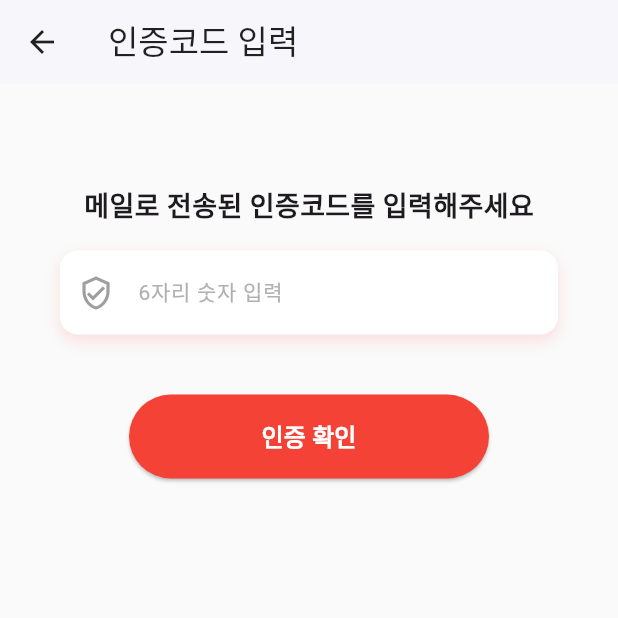
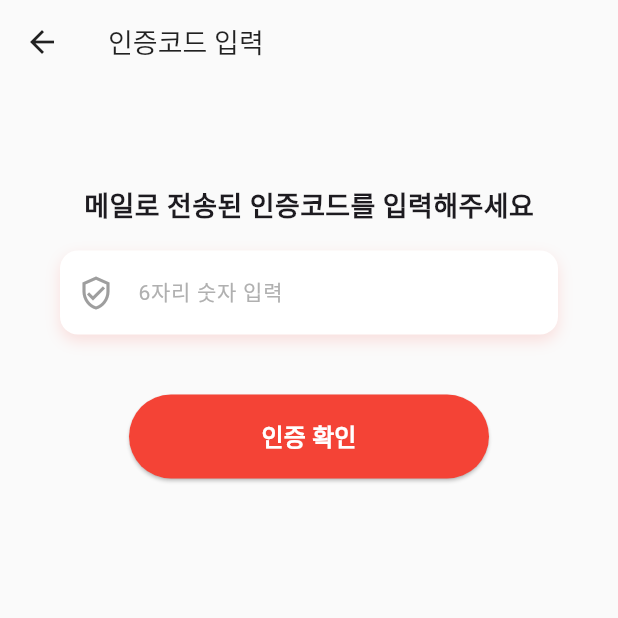
Before and after one commit to ResQ-404Found/ResQ-Frontend, a Flutter app: the PasswordResetVerifyPage screen opened directly with empty values, on a phone screen of 412 x 824 dp, the top half of it. Run offline on Flutter 3.47's test engine with Material 3 defaults, Android fonts, the phone set to English and light mode, and no system bars; our stand-ins replace firebase_core, firebase_messaging, flutter_local_notifications, flutter_secure_storage, geolocator, image_picker and 1 more; missing offline and left inert: flutter_naver_map; accounts and stored records are empty.

Commit message:
Fix : 앱바 모양 개선

```diff
--- a/lib/pages/password_reset_new_page.dart
+++ b/lib/pages/password_reset_new_page.dart
@@ -77,8 +77,7 @@ class _PasswordResetNewPageState extends State<PasswordResetNewPage> {
       backgroundColor: const Color(0xFFFAFAFA),
       appBar: AppBar(
         title: const Text("새 비밀번호 설정", style: TextStyle(color: Colors.black87,fontSize: 18)),
-        backgroundColor: Colors.white,
-        elevation: 1,
+        backgroundColor: Color(0xFFFAFAFA),
         iconTheme: const IconThemeData(color: Colors.black87),
       ),
       body: SingleChildScrollView(
--- a/lib/pages/password_reset_request_page.dart
+++ b/lib/pages/password_reset_request_page.dart
@@ -57,8 +57,7 @@ class _PasswordResetRequestPageState extends State<PasswordResetRequestPage> {
     return Scaffold(
       backgroundColor: const Color(0xFFFAFAFA),
       appBar: AppBar(
-        backgroundColor: Colors.white,
-        elevation: 1,
+        backgroundColor: Color(0xFFFAFAFA),
         title: const Text("비밀번호 재설정", style: TextStyle(color: Colors.black87,fontSize: 18)),
         iconTheme: const IconThemeData(color: Colors.black87),
       ),
@@ -84,7 +83,6 @@ class _PasswordResetRequestPageState extends State<PasswordResetRequestPage> {
                   boxShadow: [
                     BoxShadow(
                       color:  Colors.red.withOpacity(0.15),
-
                       blurRadius: 8,
                       offset: const Offset(0, 4),
                     ),
--- a/lib/pages/password_reset_verify_page.dart
+++ b/lib/pages/password_reset_verify_page.dart
@@ -56,9 +56,8 @@ class _PasswordResetVerifyPageState extends State<PasswordResetVerifyPage> {
     return Scaffold(
       backgroundColor: const Color(0xFFFAFAFA),
       appBar: AppBar(
-        backgroundColor: Colors.white,
-        elevation: 1,
-        title: const Text("인증코드 입력", style: TextStyle(color: Colors.black87)),
+        backgroundColor: Color(0xFFFAFAFA),
+        title: const Text("인증코드 입력", style: TextStyle(color: Colors.black87,fontSize: 18)),
         iconTheme: const IconThemeData(color: Colors.black87),
       ),
       body: SingleChildScrollView(
```
